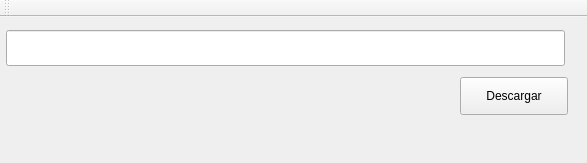
First picture: the form in descargalocal.ui, repository curioso1100/DescargaLocal, before the edit.
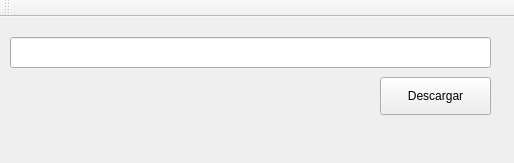
Second picture: the form after the edit.

Commit message: Ajustes en el formato

The edit to the form file:
```diff
--- a/descargalocal.ui
+++ b/descargalocal.ui
@@ -6,10 +6,16 @@
    <rect>
     <x>0</x>
     <y>0</y>
-    <width>587</width>
+    <width>514</width>
     <height>163</height>
    </rect>
   </property>
+  <property name="minimumSize">
+   <size>
+    <width>514</width>
+    <height>163</height>
+   </size>
+  </property>
   <property name="windowTitle">
    <string>DescargaLocal</string>
   </property>
@@ -17,15 +23,21 @@
    <widget class="QLineEdit" name="FicheroDescargar">
     <property name="geometry">
      <rect>
-      <x>6</x>
-      <y>13</y>
-      <width>559</width>
-      <height>36</height>
+      <x>10</x>
+      <y>20</y>
+      <width>481</width>
+      <height>31</height>
      </rect>
     </property>
+    <property name="sizePolicy">
+     <sizepolicy hsizetype="Fixed" vsizetype="Fixed">
+      <horstretch>0</horstretch>
+      <verstretch>0</verstretch>
+     </sizepolicy>
+    </property>
     <property name="minimumSize">
      <size>
-      <width>559</width>
+      <width>100</width>
       <height>0</height>
      </size>
     </property>
@@ -33,9 +45,9 @@
    <widget class="QPushButton" name="Descargar">
     <property name="geometry">
      <rect>
-      <x>460</x>
+      <x>380</x>
       <y>60</y>
-      <width>108</width>
+      <width>111</width>
       <height>38</height>
      </rect>
     </property>
```
Left out of the diff: 2 changed lines with no effect on the pictures. The commit also changes 1 other file.
